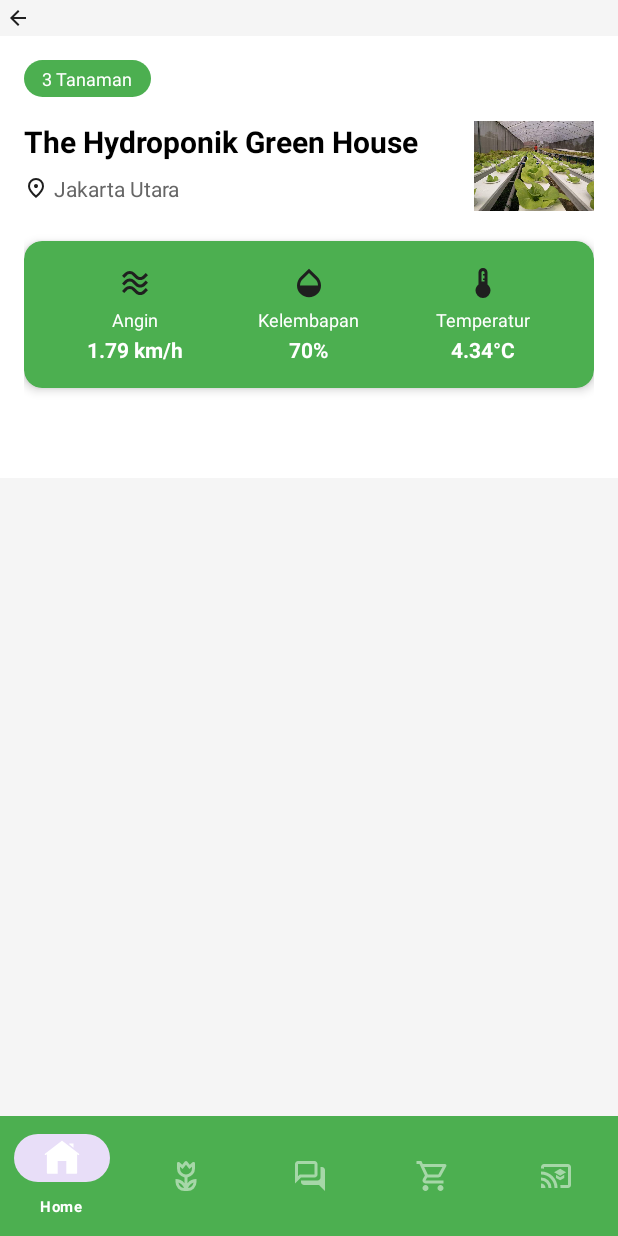
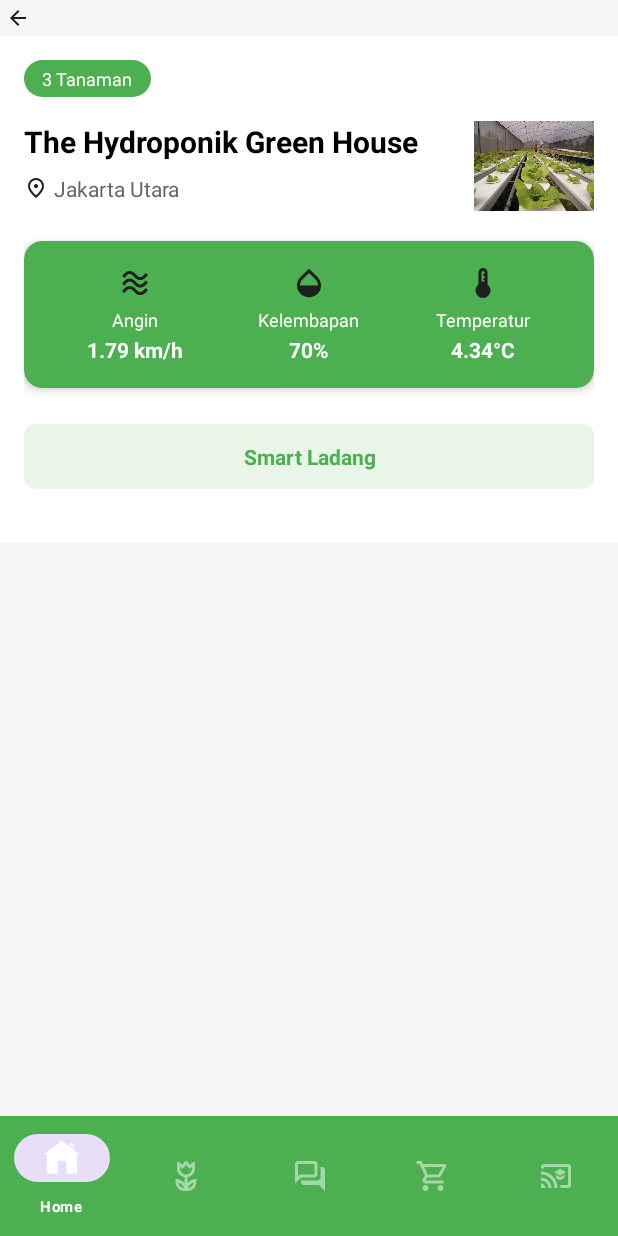
Before and after one commit to FirgiAhmadSuryaman/HidroponikApp, an Android app: the fragment Tanaman_Fragment placed in its activity, on a phone screen of 412 x 824 dp. Run offline under Robolectric (Android 15) with nearby library versions, the phone set to English and light mode, and no system bars.

Commit message:
Menambahakan TextView "Smart Ladang" di fragment_tanaman.xml

```diff
--- a/app/src/main/res/layout/fragment_tanaman.xml
+++ b/app/src/main/res/layout/fragment_tanaman.xml
@@ -218,6 +218,19 @@
                     android:orientation="horizontal"
                     android:layout_marginBottom="20dp">
 
+                    <TextView
+                        android:id="@+id/tabSmartLadang"
+                        android:layout_width="0dp"
+                        android:layout_height="wrap_content"
+                        android:layout_weight="1"
+                        android:text="Smart Ladang"
+                        android:textColor="#4CAF50"
+                        android:textSize="14sp"
+                        android:textStyle="bold"
+                        android:gravity="center"
+                        android:padding="12dp"
+                        android:background="@drawable/tab_selected_bg" />
+
                 </LinearLayout>
 
             </LinearLayout>
```
